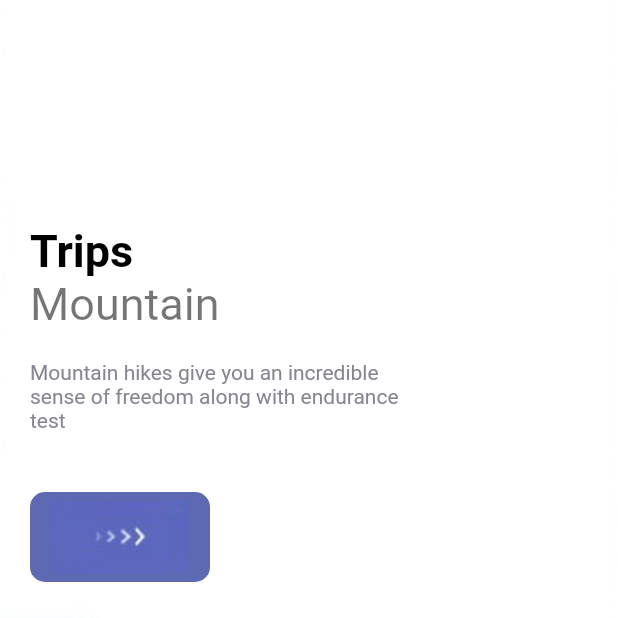
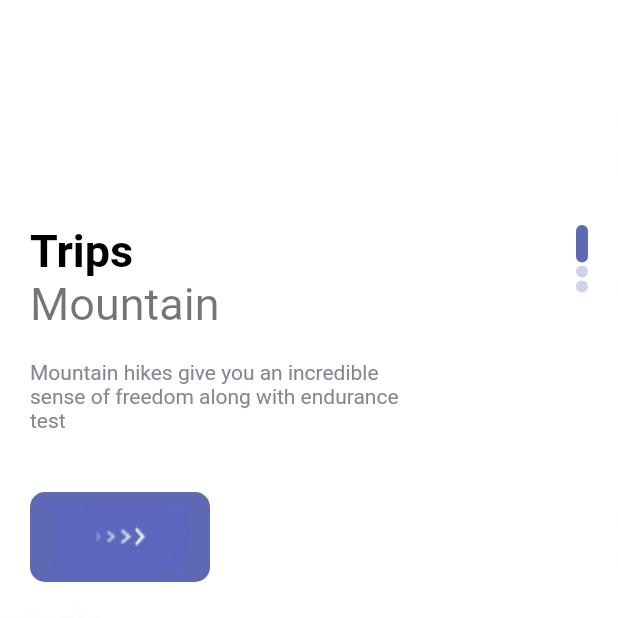
Before and after one commit to ahmadadejumo/weather-app, a Flutter app: the screen it shows after launch, on a phone screen of 412 x 824 dp, the top half of it. Run offline on Flutter 3.47's test engine with Material 2 defaults, Android fonts, the phone set to English and light mode, and no system bars.

Commit message:
add scroller in background

```diff
--- a/lib/pages/welcome_page.dart
+++ b/lib/pages/welcome_page.dart
@@ -1,3 +1,5 @@
+// ignore_for_file: prefer_const_constructors
+
 import 'package:flutter/material.dart';
 import 'package:flutter_cubit/misc/colors.dart';
 import 'package:flutter_cubit/widgets/app_large_text.dart';
@@ -38,6 +40,7 @@ class _WelcomePageState extends State<WelcomePage> {
               child: Container(
                 margin: const EdgeInsets.only(top: 150, left: 20, right: 20),
                 child: Row(
+                  mainAxisAlignment: MainAxisAlignment.spaceBetween,
                   children: [
                     Column(
                       crossAxisAlignment: CrossAxisAlignment.start,
@@ -64,6 +67,21 @@ class _WelcomePageState extends State<WelcomePage> {
                         ),
                         ResponsiveButton(width: 120)
                       ],
+                    ),
+                    Column(
+                      children: List.generate(3, (indexDots) {
+                        return Container(
+                          margin: const EdgeInsets.only(bottom: 2),
+                          width: 8,
+                          height: index == indexDots ? 25 : 8,
+                          decoration: BoxDecoration(
+                            borderRadius: BorderRadius.circular(8),
+                            color: index == indexDots
+                                ? AppColors.mainColor
+                                : AppColors.mainColor.withOpacity(0.3),
+                          ),
+                        );
+                      }),
                     )
                   ],
                 ),
```
